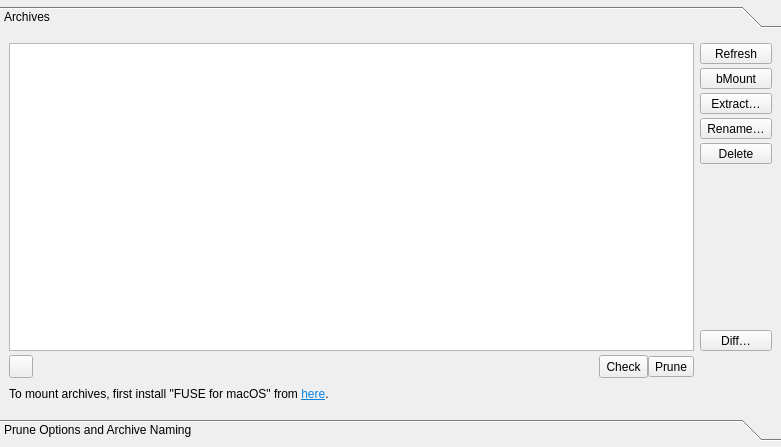
Above: src/vorta/assets/UI/archivetab.ui from borgbase/vorta before the change. Below: the same form after it.
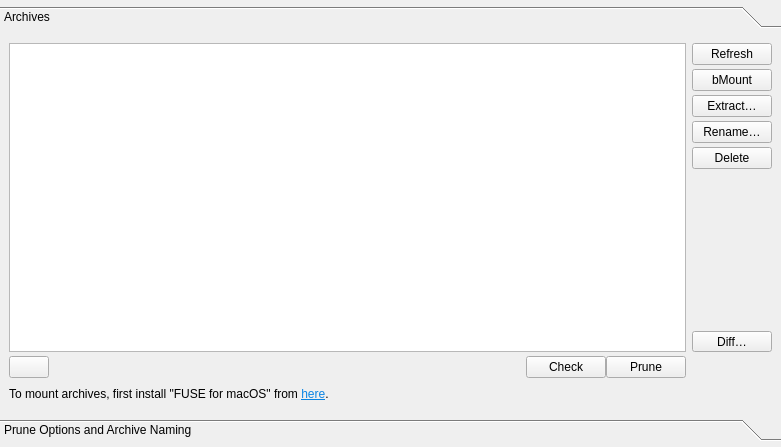
That is the form after the change.

Diff of the .ui file:
```diff
--- a/src/vorta/assets/UI/archivetab.ui
+++ b/src/vorta/assets/UI/archivetab.ui
@@ -58,7 +58,7 @@
          <item row="1" column="0">
           <layout class="QHBoxLayout" name="horizontalLayout_3">
            <item>
-            <widget class="QToolButton" name="bList">
+            <widget class="QPushButton" name="bList">
              <property name="toolTip">
               <string>Refresh archive list</string>
              </property>
@@ -78,7 +78,7 @@
             </spacer>
            </item>
            <item>
-            <widget class="QToolButton" name="bCheck">
+            <widget class="QPushButton" name="bCheck">
              <property name="sizePolicy">
               <sizepolicy hsizetype="Preferred" vsizetype="Preferred">
                <horstretch>0</horstretch>
@@ -91,22 +91,16 @@
              <property name="text">
               <string>Check</string>
              </property>
-             <property name="toolButtonStyle">
-              <enum>Qt::ToolButtonTextBesideIcon</enum>
-             </property>
             </widget>
            </item>
            <item>
-            <widget class="QToolButton" name="bPrune">
+            <widget class="QPushButton" name="bPrune">
              <property name="toolTip">
               <string>Prune the archives in this repository</string>
              </property>
              <property name="text">
               <string>Prune</string>
              </property>
-             <property name="toolButtonStyle">
-              <enum>Qt::ToolButtonTextBesideIcon</enum>
-             </property>
             </widget>
            </item>
           </layout>
@@ -182,7 +176,7 @@
                <number>0</number>
               </property>
               <item>
-               <widget class="QToolButton" name="bRefreshArchive">
+               <widget class="QPushButton" name="bRefreshArchive">
                 <property name="sizePolicy">
                  <sizepolicy hsizetype="MinimumExpanding" vsizetype="Fixed">
                   <horstretch>0</horstretch>
@@ -195,13 +189,10 @@
                 <property name="text">
                  <string>Refresh</string>
                 </property>
-                <property name="toolButtonStyle">
-                 <enum>Qt::ToolButtonTextBesideIcon</enum>
-                </property>
                </widget>
               </item>
               <item>
-               <widget class="QToolButton" name="bMount">
+               <widget class="QPushButton" name="bMount">
                 <property name="sizePolicy">
                  <sizepolicy hsizetype="MinimumExpanding" vsizetype="Fixed">
                   <horstretch>0</horstretch>
@@ -211,13 +202,10 @@
                 <property name="text">
                  <string notr="true">bMount</string>
                 </property>
-                <property name="toolButtonStyle">
-                 <enum>Qt::ToolButtonTextBesideIcon</enum>
-                </property>
                </widget>
               </item>
               <item>
-               <widget class="QToolButton" name="bExtract">
+               <widget class="QPushButton" name="bExtract">
                 <property name="sizePolicy">
                  <sizepolicy hsizetype="MinimumExpanding" vsizetype="Fixed">
                   <horstretch>0</horstretch>
@@ -230,13 +218,10 @@
                 <property name="text">
                  <string>Extract…</string>
                 </property>
-                <property name="toolButtonStyle">
-                 <enum>Qt::ToolButtonTextBesideIcon</enum>
-                </property>
                </widget>
               </item>
               <item>
-               <widget class="QToolButton" name="bRename">
+               <widget class="QPushButton" name="bRename">
                 <property name="sizePolicy">
                  <sizepolicy hsizetype="MinimumExpanding" vsizetype="Fixed">
                   <horstretch>0</horstretch>
@@ -249,13 +234,10 @@
                 <property name="text">
                  <string>Rename…</string>
                 </property>
-                <property name="toolButtonStyle">
-                 <enum>Qt::ToolButtonTextBesideIcon</enum>
-                </property>
                </widget>
               </item>
               <item>
-               <widget class="QToolButton" name="bDelete">
+               <widget class="QPushButton" name="bDelete">
                 <property name="sizePolicy">
                  <sizepolicy hsizetype="MinimumExpanding" vsizetype="Fixed">
                   <horstretch>0</horstretch>
@@ -268,9 +250,6 @@
                 <property name="text">
                  <string>Delete</string>
                 </property>
-                <property name="toolButtonStyle">
-                 <enum>Qt::ToolButtonTextBesideIcon</enum>
-                </property>
                </widget>
               </item>
              </layout>
```
Left out of the diff: 4 changed lines with no effect on the pictures.
